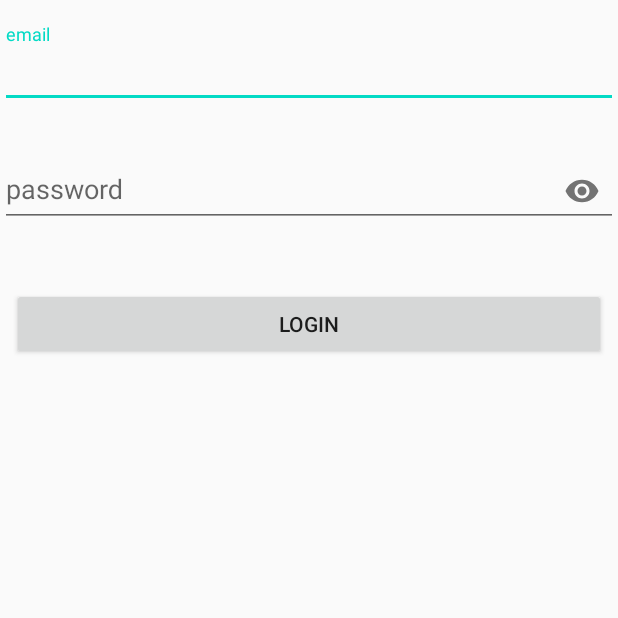
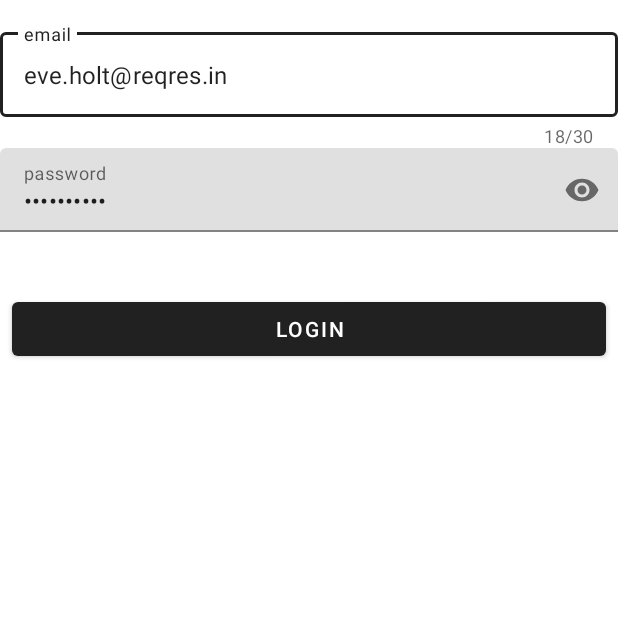
Before and after one commit to phirumtan/AndroidG1-aft-, an Android app: the screen it shows after launch (Chapter13Activity), on a phone screen of 412 x 824 dp, the top half of it. Run offline under Robolectric (Android 15) with nearby library versions, the phone set to English and light mode, and no system bars; our stand-ins replace data binding.

Commit message:
re-create ui with login function by using material design-> part3 (ch13)

```diff
--- a/app/src/main/AndroidManifest.xml
+++ b/app/src/main/AndroidManifest.xml
@@ -17,7 +17,9 @@
         android:supportsRtl="true"
         android:theme="@style/AppTheme"
         android:usesCleartextTraffic="true">
-        <!--<activity android:name=".ch13.Chapter13Activity"></activity>-->
+        <activity
+            android:name=".MainActivity"
+            android:theme="@style/AppTheme.NoActionBar"></activity>
         <activity android:name=".LiveDataActivity" />
         <activity android:name=".ActivityBinding" />
         <activity android:name=".ViewModelActivity" />
--- a/app/src/main/res/layout/fragment_login.xml
+++ b/app/src/main/res/layout/fragment_login.xml
@@ -11,11 +11,13 @@
             android:layout_height="match_parent">
 
             <com.google.android.material.textfield.TextInputLayout
-                android:id="@+id/textInputLayout2"
+                android:id="@+id/txt_input_username"
+                style="@style/Widget.MaterialComponents.TextInputLayout.OutlinedBox"
                 android:layout_width="match_parent"
                 android:layout_height="wrap_content"
                 android:layout_marginTop="16dp"
-                app:counterMaxLength="8"
+                app:counterEnabled="true"
+                app:counterMaxLength="30"
                 app:errorEnabled="true"
                 app:layout_constraintEnd_toEndOf="parent"
                 app:layout_constraintStart_toStartOf="parent"
@@ -25,22 +27,25 @@
                     android:id="@+id/edt_username"
                     android:layout_width="match_parent"
                     android:layout_height="match_parent"
+                    android:text="eve.holt@reqres.in"
                     android:hint="email"
                     android:inputType="textEmailAddress" />
             </com.google.android.material.textfield.TextInputLayout>
 
             <com.google.android.material.textfield.TextInputLayout
-                android:id="@+id/textInputLayout3"
+                android:id="@+id/txt_input_password"
+                style="@style/Widget.MaterialComponents.TextInputLayout.FilledBox"
                 android:layout_width="match_parent"
                 android:layout_height="wrap_content"
                 app:counterMaxLength="1"
+                app:endIconMode="password_toggle"
                 app:errorEnabled="true"
                 app:layout_constraintEnd_toEndOf="parent"
                 app:layout_constraintStart_toStartOf="parent"
-                app:layout_constraintTop_toBottomOf="@+id/textInputLayout2"
-                app:passwordToggleEnabled="true">
+                app:layout_constraintTop_toBottomOf="@+id/txt_input_username">
 
                 <com.google.android.material.textfield.TextInputEditText
+                    android:text="cityslicka"
                     android:id="@+id/edt_password"
                     android:layout_width="match_parent"
                     android:layout_height="match_parent"
@@ -58,19 +63,19 @@
                 android:text="Login"
                 app:layout_constraintEnd_toEndOf="parent"
                 app:layout_constraintStart_toStartOf="parent"
-                app:layout_constraintTop_toBottomOf="@+id/textInputLayout3" />
+                app:layout_constraintTop_toBottomOf="@+id/txt_input_password" />
 
         </androidx.constraintlayout.widget.ConstraintLayout>
 
         <LinearLayout
-            android:visibility="gone"
             android:id="@+id/view_loading"
             android:layout_width="match_parent"
             android:layout_height="match_parent"
             android:layout_gravity="center"
             android:background="@android:color/darker_gray"
             android:gravity="center"
-            android:orientation="vertical">
+            android:orientation="vertical"
+            android:visibility="gone">
 
             <ProgressBar
                 android:id="@+id/progressBar"
--- a/app/src/main/res/values/styles.xml
+++ b/app/src/main/res/values/styles.xml
@@ -1,11 +1,11 @@
 <resources>
 
     <!-- Base application theme. -->
-    <style name="AppTheme" parent="Theme.AppCompat.Light.DarkActionBar">
+    <style name="AppTheme" parent="Theme.MaterialComponents.DayNight.DarkActionBar">
         <!-- Customize your theme here. -->
-        <item name="colorPrimary">#E8130A</item>
+        <!--<item name="colorPrimary">#E8130A</item>
         <item name="colorPrimaryDark">#FFFFEB3B</item>
-        <item name="colorAccent">@color/colorAccent</item>
+        <item name="colorAccent">@color/colorAccent</item>-->
     </style>
 
     <style name="AppTheme.NoActionBar">
```
Also changed, not shown: app/src/main/java/com/gsmarena/firstsample/fragment/LoginFragment.java (+22 -5 lines).
